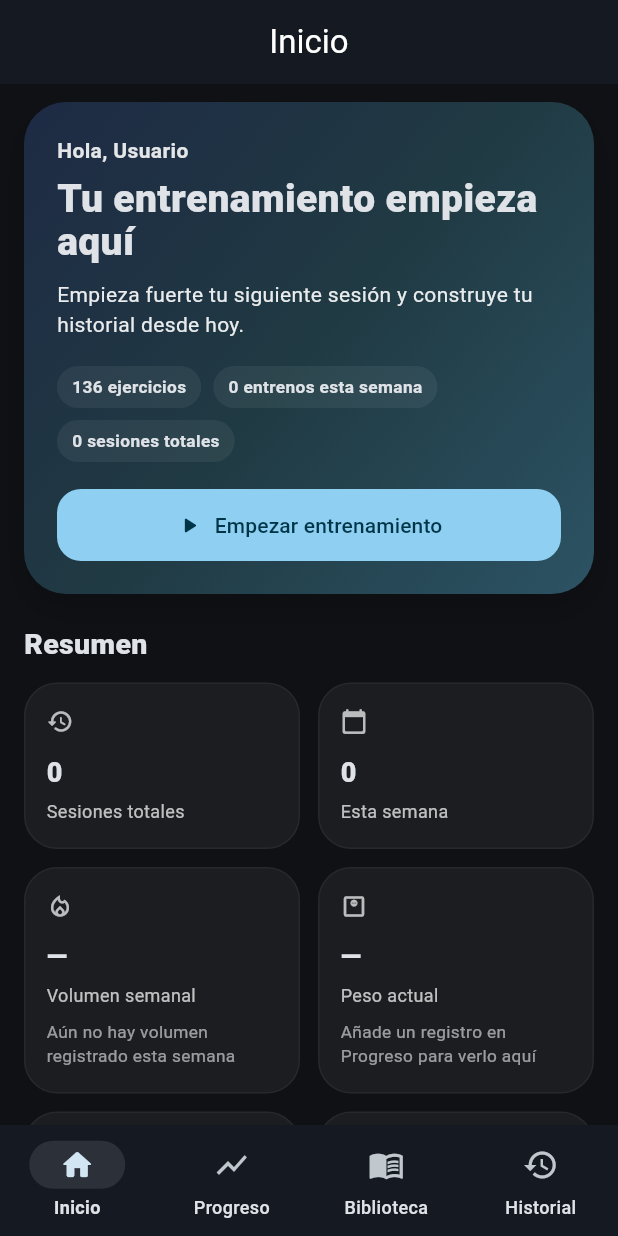
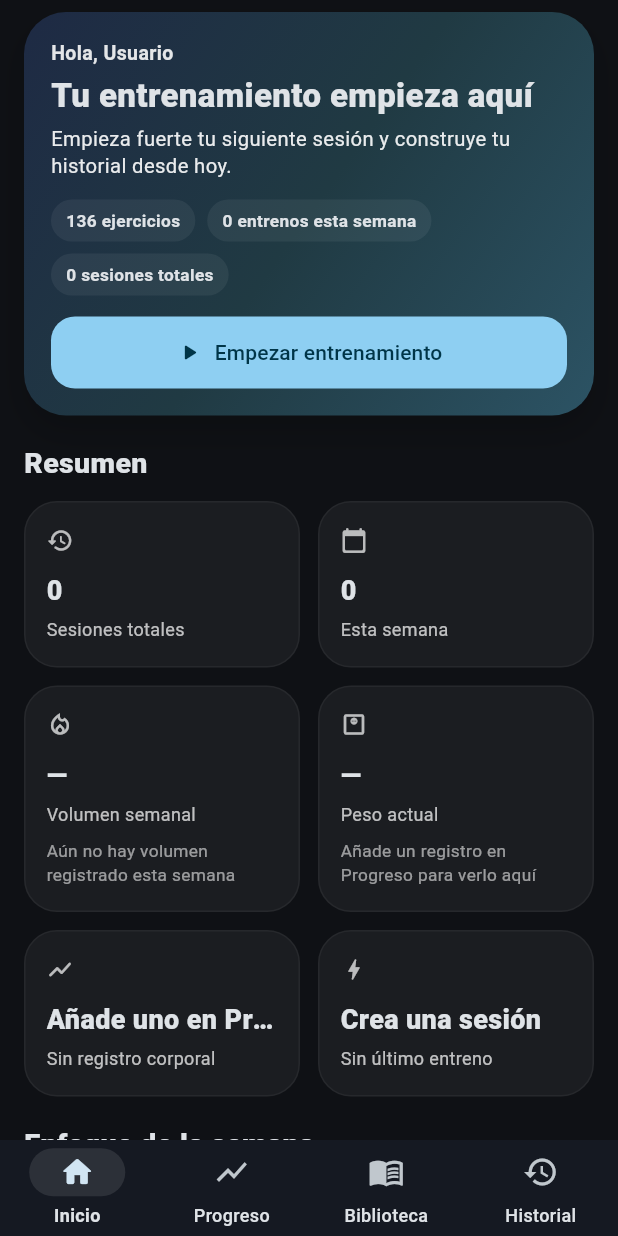
Before and after one commit to AsdDev73/xafit, a Flutter app: the screen it shows after launch, on a phone screen of 412 x 824 dp. Run offline on Flutter 3.47's test engine with Material 3 defaults, Android fonts, the phone set to English and light mode, and no system bars; our stand-ins replace drift, drift_flutter, file_picker, flutter_local_notifications, flutter_timezone, share_plus and 2 more; missing offline and left inert: home_widget; accounts and stored records are empty; generated files the repository leaves out were written again.

Commit message:
cambios de padding

```diff
--- a/lib/screens/home_screen.dart
+++ b/lib/screens/home_screen.dart
@@ -223,8 +223,7 @@ class _HomeScreenState extends State<HomeScreen> {
     final draft = _activeDraft;
     if (draft == null) return;
 
-    final confirmed =
-        await showDialog<bool>(
+    final confirmed = await showDialog<bool>(
           context: context,
           builder: (dialogContext) {
             return AlertDialog(
@@ -349,7 +348,7 @@ class _HomeScreenState extends State<HomeScreen> {
 
     return Container(
       width: double.infinity,
-      padding: const EdgeInsets.all(22),
+      padding: const EdgeInsets.all(18),
       decoration: BoxDecoration(
         gradient: const LinearGradient(
           colors: [Color(0xFF1E2A44), Color(0xFF203A43), Color(0xFF2C5364)],
@@ -371,30 +370,30 @@ class _HomeScreenState extends State<HomeScreen> {
           Text(
             'Hola, $alias',
             style: TextStyle(
-              fontSize: 14,
+              fontSize: 13,
               color: Colors.white.withValues(alpha: 0.88),
               fontWeight: FontWeight.w600,
             ),
           ),
-          const SizedBox(height: 8),
+          const SizedBox(height: 6),
           const Text(
             'Tu entrenamiento empieza aquí',
             style: TextStyle(
-              fontSize: 26,
+              fontSize: 22,
               fontWeight: FontWeight.w800,
               height: 1.1,
             ),
           ),
-          const SizedBox(height: 10),
+          const SizedBox(height: 8),
           Text(
             _heroSubtitle(),
             style: TextStyle(
-              fontSize: 14,
-              height: 1.4,
+              fontSize: 13.5,
+              height: 1.35,
               color: Colors.white.withValues(alpha: 0.90),
             ),
           ),
-          const SizedBox(height: 18),
+          const SizedBox(height: 14),
           Wrap(
             spacing: 8,
             runSpacing: 8,
@@ -406,7 +405,7 @@ class _HomeScreenState extends State<HomeScreen> {
               _buildInfoPill('${_dashboard.totalSessions} sesiones totales'),
             ],
           ),
-          const SizedBox(height: 18),
+          const SizedBox(height: 14),
           SizedBox(
             width: double.infinity,
             child: FilledButton.icon(
@@ -555,9 +554,8 @@ class _HomeScreenState extends State<HomeScreen> {
             Expanded(
               child: _buildMetricCard(
                 label: 'Peso actual',
-                value: currentWeight != null
-                    ? _formatWeight(currentWeight)
-                    : '—',
+                value:
+                    currentWeight != null ? _formatWeight(currentWeight) : '—',
                 icon: Icons.monitor_weight_outlined,
                 hint: currentWeight != null
                     ? 'Tomado de tu último registro corporal'
@@ -901,7 +899,8 @@ class _HomeScreenState extends State<HomeScreen> {
                 decoration: BoxDecoration(
                   color: Colors.white.withValues(alpha: 0.05),
                   borderRadius: BorderRadius.circular(16),
-                  border: Border.all(color: Colors.white.withValues(alpha: 0.04)),
+                  border:
+                      Border.all(color: Colors.white.withValues(alpha: 0.04)),
                 ),
                 child: Row(
                   crossAxisAlignment: CrossAxisAlignment.start,
@@ -1121,36 +1120,36 @@ class _HomeScreenState extends State<HomeScreen> {
       onRefresh: _refreshHome,
       child: ListView(
         physics: const AlwaysScrollableScrollPhysics(),
-        padding: const EdgeInsets.fromLTRB(16, 12, 16, 28),
+        padding: const EdgeInsets.fromLTRB(16, 8, 16, 20),
         children: [
           _buildHeroCard(),
           if (_activeDraft != null) ...[
-            const SizedBox(height: 16),
+            const SizedBox(height: 14),
             _buildDraftBanner(_activeDraft!),
           ],
-          const SizedBox(height: 20),
+          const SizedBox(height: 18),
           _buildSectionTitle('Resumen'),
           const SizedBox(height: 12),
           _buildTopMetrics(),
           const SizedBox(height: 12),
           _buildQuickInsightStrip(),
-          const SizedBox(height: 20),
+          const SizedBox(height: 18),
           _buildSectionTitle('Enfoque de la semana'),
           const SizedBox(height: 12),
           _buildWeeklyFocusCard(),
-          const SizedBox(height: 20),
+          const SizedBox(height: 18),
           _buildSectionTitle('Mejores marcas'),
           const SizedBox(height: 12),
           _buildRecentPrsCard(),
-          const SizedBox(height: 20),
+          const SizedBox(height: 18),
           _buildSectionTitle('Objetivo actual'),
           const SizedBox(height: 12),
           _buildGoalCard(),
-          const SizedBox(height: 20),
+          const SizedBox(height: 18),
           _buildSectionTitle('Último entrenamiento'),
           const SizedBox(height: 12),
           _buildLastSessionCard(),
-          const SizedBox(height: 20),
+          const SizedBox(height: 18),
           _buildSectionTitle('Actividad reciente'),
           const SizedBox(height: 12),
           _buildRecentActivitySection(),
@@ -1159,8 +1158,8 @@ class _HomeScreenState extends State<HomeScreen> {
     );
 
     return Scaffold(
-      appBar: AppBar(title: const Text('Inicio')),
-      body: AnimatedSwitcher(
+      body: SafeArea(
+        child: AnimatedSwitcher(
           duration: const Duration(milliseconds: 220),
           child: _isLoading
               ? const Center(
@@ -1168,6 +1167,7 @@ class _HomeScreenState extends State<HomeScreen> {
                   child: CircularProgressIndicator(),
                 )
               : KeyedSubtree(key: const ValueKey('content'), child: body),
+        ),
       ),
     );
   }
--- a/lib/screens/main_navigation_screen.dart
+++ b/lib/screens/main_navigation_screen.dart
@@ -45,10 +45,15 @@ class _MainNavigationScreenState extends State<MainNavigationScreen> {
     final screens = _buildScreens();
 
     return Scaffold(
-      body: IndexedStack(index: _currentIndex, children: screens),
-      bottomNavigationBar: NavigationBar(
+      body: IndexedStack(
+        index: _currentIndex,
+        children: screens,
+      ),
+      bottomNavigationBar: SafeArea(
+        top: false,
+        child: NavigationBar(
           selectedIndex: _currentIndex,
-        height: 74,
+          height: 64,
           destinations: const [
             NavigationDestination(
               icon: Icon(Icons.home_outlined),
@@ -73,6 +78,7 @@ class _MainNavigationScreenState extends State<MainNavigationScreen> {
           ],
           onDestinationSelected: _onDestinationSelected,
         ),
+      ),
     );
   }
 }
```
Lines whose indentation alone changed are shown as unchanged.
